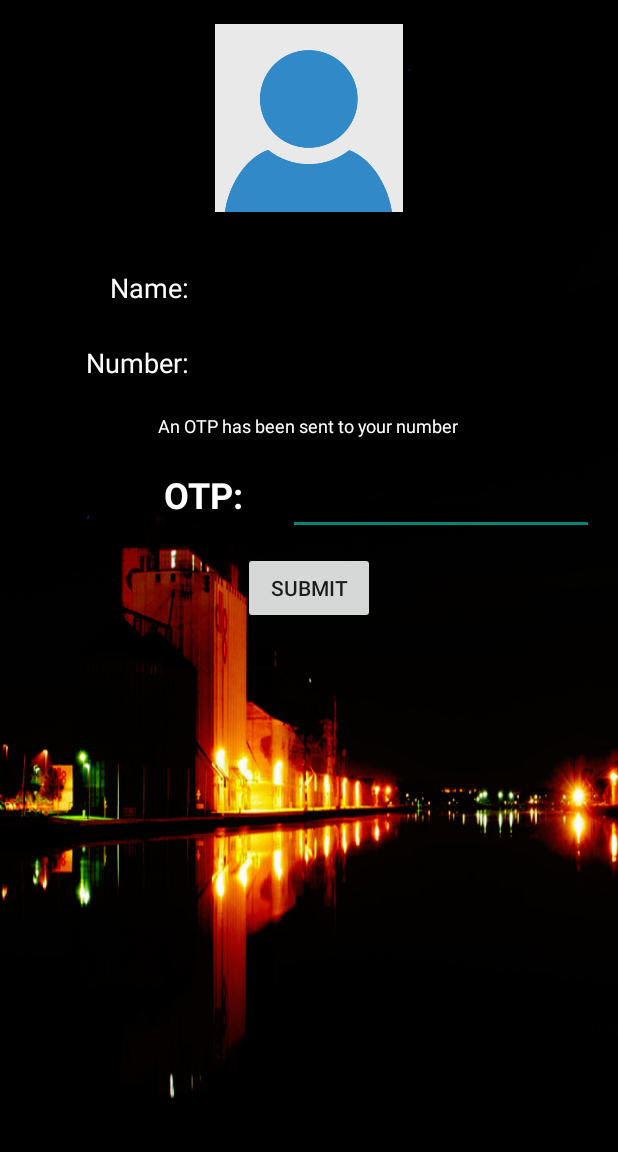
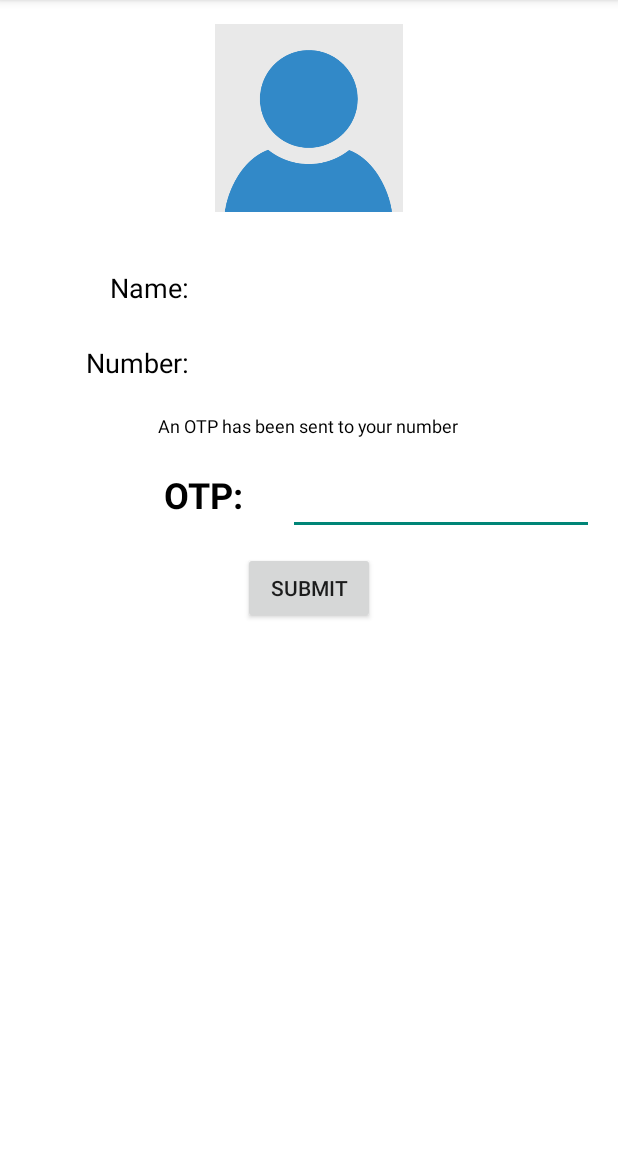
Before and after one commit to Arjith-Natarajan/incois-samudree, an Android app: the otp_check screen opened directly, with no data from a screen before it, on a phone screen of 412 x 824 dp, the part 84-1236 px from its top. Run offline under Robolectric (Android 15) with nearby library versions, the phone set to English and light mode, and no system bars.

Commit message:
Profile and otp UI change

```diff
--- a/app/src/main/res/layout/activity_otp_check.xml
+++ b/app/src/main/res/layout/activity_otp_check.xml
@@ -8,8 +8,8 @@
     android:paddingLeft="@dimen/activity_horizontal_margin"
     android:paddingRight="@dimen/activity_horizontal_margin"
     android:paddingTop="@dimen/activity_vertical_margin"
-    android:background="@drawable/otp"
-    tools:context="com.example.vickssarv.otp.otp_check">
+    android:background="@color/textColorPrimary"
+    tools:context="com.example.vickssarv.homescreenf.otp_check">
 
     <ImageView
         android:id="@+id/user"
@@ -24,7 +24,7 @@
         android:layout_width="wrap_content"
         android:layout_height="wrap_content"
         android:id="@+id/textView3"
-        android:textColor="#FFFFFF"
+        android:textColor="#000000"
         android:textSize="18sp"
         android:layout_alignBaseline="@+id/textView"
         android:layout_alignBottom="@+id/textView"
@@ -36,7 +36,7 @@
         android:layout_width="wrap_content"
         android:layout_height="wrap_content"
         android:id="@+id/textView"
-        android:textColor="#FFFFFF"
+        android:textColor="#000000"
         android:textSize="18sp"
         android:layout_marginTop="38dp"
         android:layout_marginStart="57dp"
@@ -50,7 +50,7 @@
         android:layout_marginTop="25dp"
         android:id="@+id/textView4"
         android:textSize="18sp"
-        android:textColor="#FFFFFF"
+        android:textColor="#000000"
         android:layout_below="@+id/textView"
         android:layout_alignEnd="@+id/textView" />
 
@@ -59,7 +59,7 @@
         android:layout_height="wrap_content"
         android:id="@+id/textView5"
         android:textSize="18sp"
-        android:textColor="#FFFFFF"
+        android:textColor="#000000"
         android:layout_alignBaseline="@+id/textView4"
         android:layout_alignBottom="@+id/textView4"
         android:layout_alignStart="@+id/textView3" />
@@ -75,14 +75,14 @@
         android:layout_marginTop="11dp"
         android:id="@+id/editText5"
         android:textSize="24sp"
-        android:textColor="#FFFFFF" />
+        android:textColor="#000000" />
 
     <TextView
         android:text="OTP:"
         android:layout_width="wrap_content"
         android:layout_height="wrap_content"
         android:id="@+id/textView7"
-        android:textColor="#FFFFFF"
+        android:textColor="#000000"
         android:layout_alignBaseline="@+id/editText5"
         android:layout_alignBottom="@+id/editText5"
         android:layout_toStartOf="@+id/button2"
@@ -106,7 +106,7 @@
         android:layout_marginTop="21dp"
         android:id="@+id/textView6"
         android:textSize="12sp"
-        android:textColor="#FFFFFF"
+        android:textColor="#000000"
         android:layout_below="@+id/textView4"
         android:layout_centerHorizontal="true" />
 
```
Also changed, not shown: app/src/main/res/layout/activity_main.xml (+7 -8 lines).
